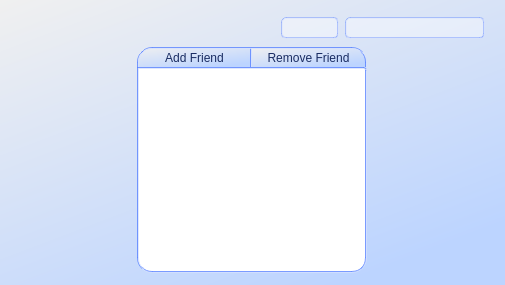
The window that bin/data/ui/communications.ui (realXtend/tundra) describes before a commit, drawn with Qt 5.
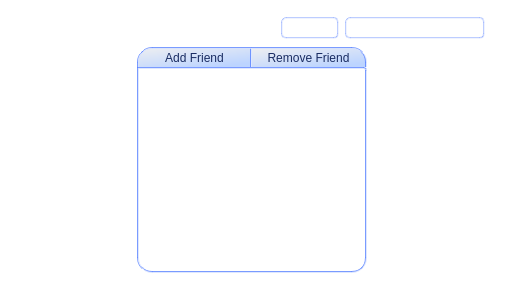
The same window after the commit. Icons and pictures are not drawn.

Commit message: * New control bar for setting show/hide buttons for your module ui canvases * Works for internal and external widgets. Some bugs in showing and then hiding again, UICanvas somehow loses the state. Fix: click once to widget then push show/hide button. * Set communications to internal mode + adds itself to ControlBar for example to all on usage. UI kind of hard to read if not connected to server. Will fix later. -> Usage in your module: qt_module->GetCanvasManager()->AddCanvasToControlBar(myUICanvas_, QString("buttonTitle"));

What changed in the file:
```diff
--- a/bin/data/ui/communications.ui
+++ b/bin/data/ui/communications.ui
@@ -14,8 +14,9 @@
    <string>Communications</string>
   </property>
   <property name="styleSheet">
-   <string>QWidget {
-	background-color: qlineargradient(spread:pad, x1:0, y1:0, x2:0.676, y2:1, stop:0 rgba(240, 240, 240, 255), stop:1 rgba(188, 212, 255, 255));
+   <string>QWidget#Communications {
+/*	background-color: qlineargradient(spread:pad, x1:0, y1:0, x2:0.676, y2:1, stop:0 rgba(240, 240, 240, 255), stop:1 rgba(188, 212, 255, 255)); */
+	background-color: rgba(255, 255, 255, 0);
 }
 
 QComboBox {
```
The commit also changes 7 other files.
